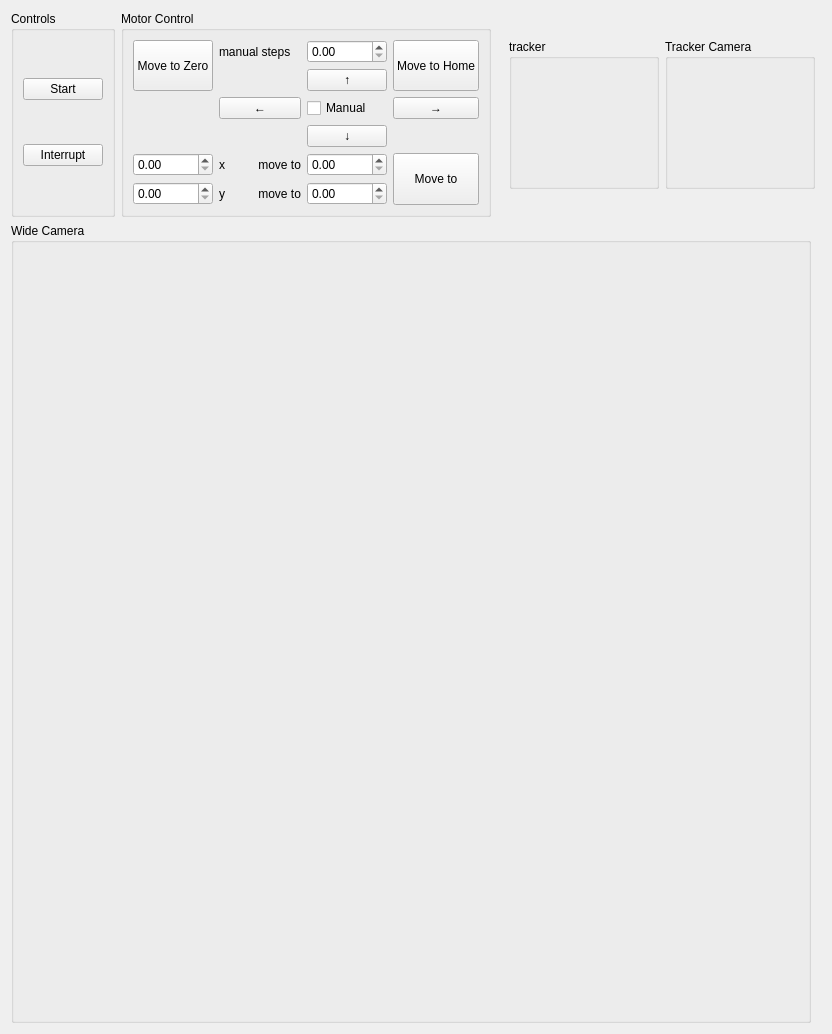
The window that AntCamMS/ant_watch_plot.ui (fullerene12/AntCam) describes before a commit, drawn with Qt 5.
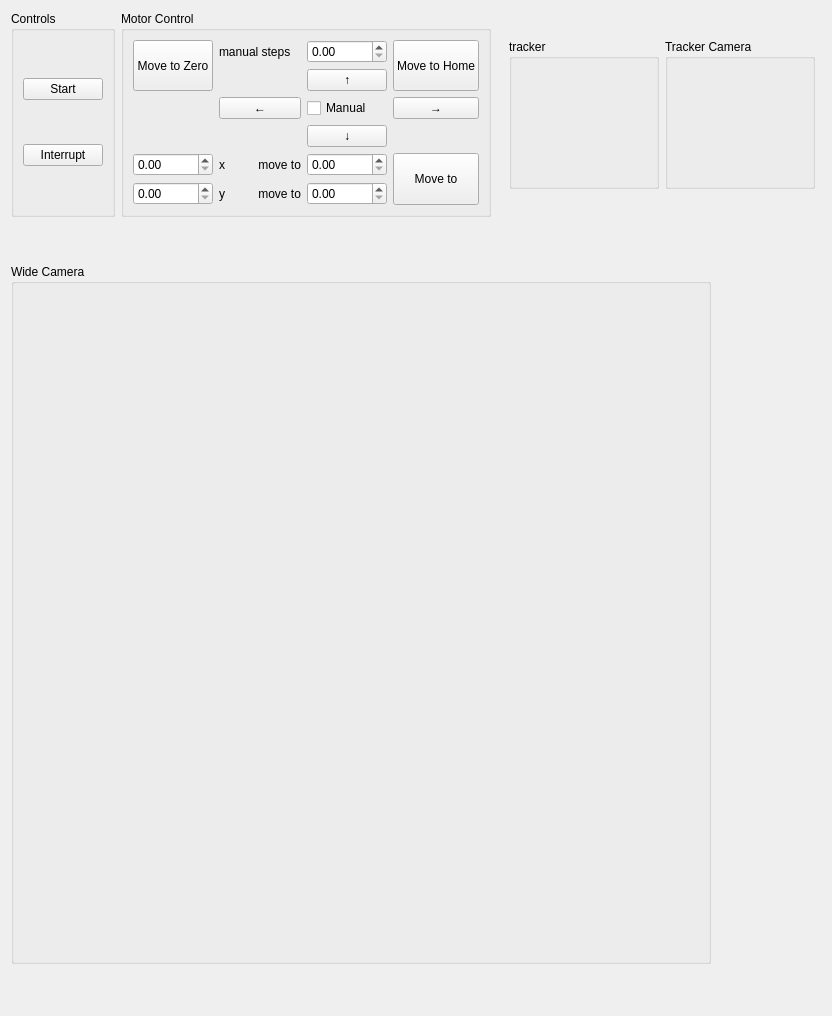
The same window after the commit.

Commit message: - changed size of the ui interface window

The edit to the form file:
```diff
--- a/AntCamMS/ant_watch_plot.ui
+++ b/AntCamMS/ant_watch_plot.ui
@@ -36,14 +36,14 @@
      </property>
      <property name="minimumSize">
       <size>
-       <width>800</width>
-       <height>800</height>
+       <width>700</width>
+       <height>700</height>
       </size>
      </property>
      <property name="maximumSize">
       <size>
-       <width>800</width>
-       <height>800</height>
+       <width>700</width>
+       <height>700</height>
       </size>
      </property>
      <property name="styleSheet">
```
